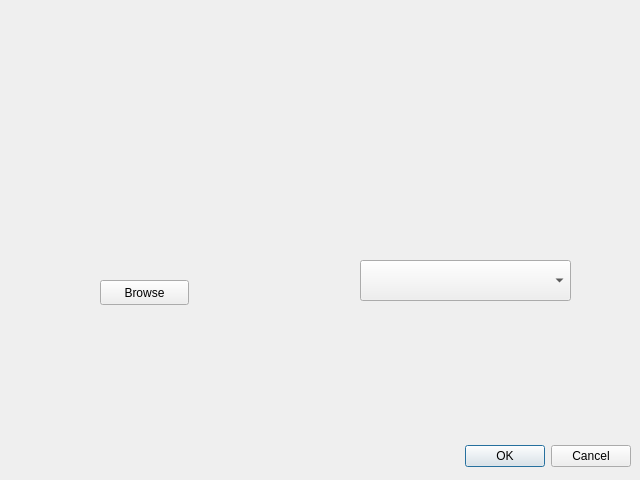
Before: the Qt Designer form MRI-Phantom.ui in AmrMahmoud2/MRI_TASK2_DigitalPhantom, drawn with Qt 5.
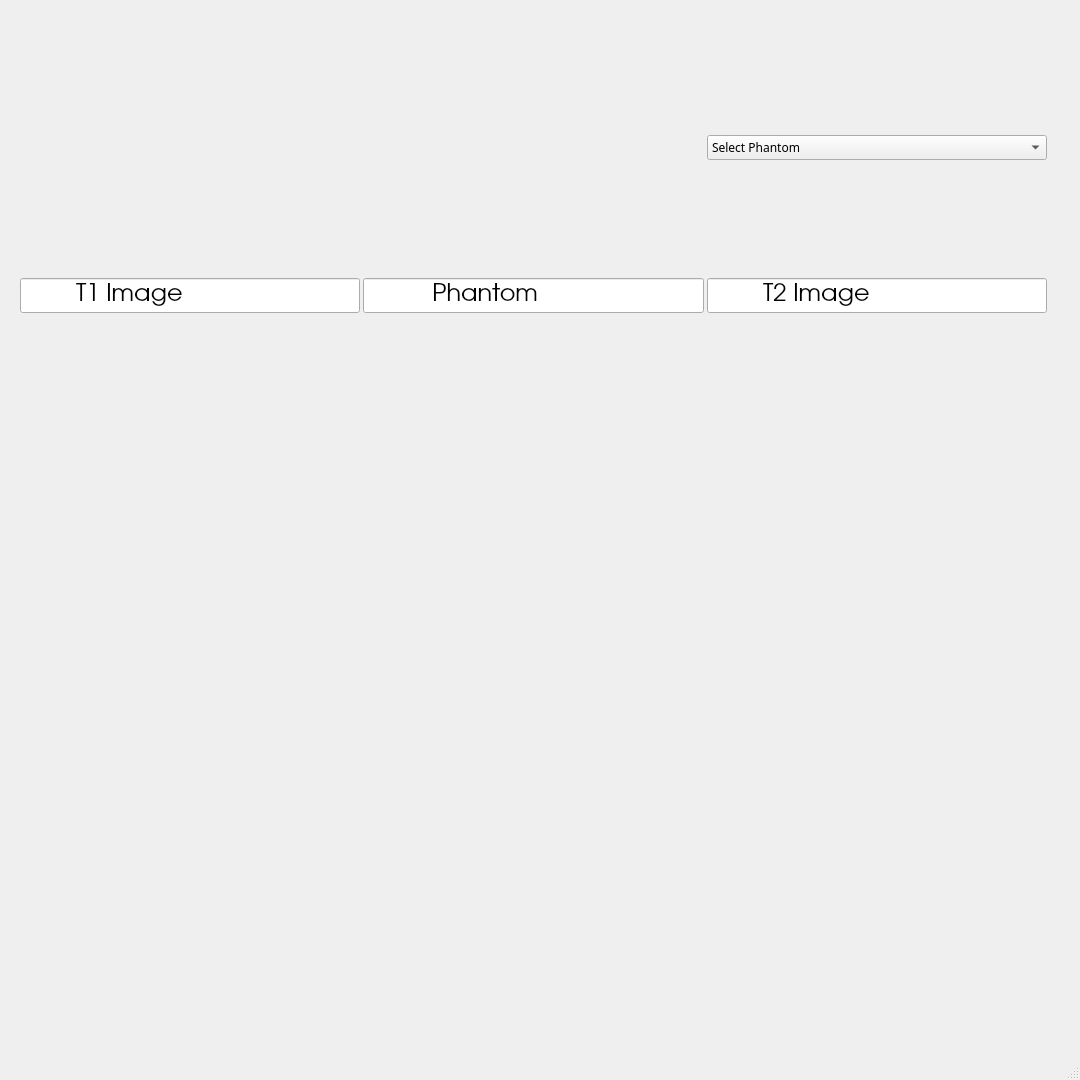
After: the same form once the commit is applied.

Commit message: "Responsive Layout "

What changed in the file:
```diff
--- a/MRI-Phantom.ui
+++ b/MRI-Phantom.ui
@@ -6,53 +6,109 @@
    <rect>
     <x>0</x>
     <y>0</y>
-    <width>640</width>
-    <height>480</height>
+    <width>1080</width>
+    <height>1080</height>
    </rect>
   </property>
+  <property name="minimumSize">
+   <size>
+    <width>128</width>
+    <height>128</height>
+   </size>
+  </property>
+  <property name="maximumSize">
+   <size>
+    <width>2000</width>
+    <height>2000</height>
+   </size>
+  </property>
   <property name="windowTitle">
    <string>Dialog</string>
   </property>
-  <widget class="QDialogButtonBox" name="buttonBox">
-   <property name="geometry">
-    <rect>
-     <x>10</x>
-     <y>440</y>
-     <width>621</width>
-     <height>32</height>
-    </rect>
-   </property>
-   <property name="orientation">
-    <enum>Qt::Horizontal</enum>
-   </property>
-   <property name="standardButtons">
-    <set>QDialogButtonBox::Cancel|QDialogButtonBox::Ok</set>
-   </property>
-  </widget>
-  <widget class="QPushButton" name="b1">
-   <property name="geometry">
-    <rect>
-     <x>100</x>
-     <y>280</y>
-     <width>89</width>
-     <height>25</height>
-    </rect>
-   </property>
-   <property name="text">
-    <string>Browse</string>
-   </property>
-  </widget>
-  <widget class="QWidget" name="gridLayoutWidget">
-   <property name="geometry">
-    <rect>
-     <x>40</x>
-     <y>30</y>
-     <width>241</width>
-     <height>181</height>
-    </rect>
-   </property>
+  <property name="autoFillBackground">
+   <bool>false</bool>
+  </property>
+  <property name="sizeGripEnabled">
+   <bool>true</bool>
+  </property>
+  <property name="modal">
+   <bool>false</bool>
+  </property>
+  <layout class="QHBoxLayout" name="horizontalLayout">
+   <item>
+    <widget class="QWidget" name="gridWidget" native="true">
    <layout class="QGridLayout" name="gridLayout">
-    <item row="0" column="0">
+      <property name="sizeConstraint">
+       <enum>QLayout::SetDefaultConstraint</enum>
+      </property>
+      <property name="spacing">
+       <number>3</number>
+      </property>
+      <item row="2" column="2">
+       <widget class="QLabel" name="l3">
+        <property name="maximumSize">
+         <size>
+          <width>512</width>
+          <height>512</height>
+         </size>
+        </property>
+        <property name="text">
+         <string/>
+        </property>
+        <property name="scaledContents">
+         <bool>true</bool>
+        </property>
+       </widget>
+      </item>
+      <item row="1" column="0">
+       <widget class="QLineEdit" name="text_4">
+        <property name="font">
+         <font>
+          <family>URW Gothic L</family>
+          <pointsize>18</pointsize>
+          <weight>50</weight>
+          <bold>false</bold>
+          <stylestrategy>PreferDefault</stylestrategy>
+         </font>
+        </property>
+        <property name="text">
+         <string>        T1 Image</string>
+        </property>
+       </widget>
+      </item>
+      <item row="1" column="2">
+       <widget class="QLineEdit" name="text_3">
+        <property name="font">
+         <font>
+          <family>URW Gothic L</family>
+          <pointsize>18</pointsize>
+          <weight>50</weight>
+          <bold>false</bold>
+          <stylestrategy>PreferDefault</stylestrategy>
+         </font>
+        </property>
+        <property name="text">
+         <string>        T2 Image</string>
+        </property>
+       </widget>
+      </item>
+      <item row="1" column="1">
+       <widget class="QLineEdit" name="text_1">
+        <property name="font">
+         <font>
+          <family>URW Gothic L</family>
+          <pointsize>18</pointsize>
+          <weight>50</weight>
+          <bold>false</bold>
+          <stylestrategy>PreferDefault</stylestrategy>
+         </font>
+        </property>
+        <property name="text">
+         <string>          Phantom</string>
+        </property>
+       </widget>
+      </item>
+      <item row="2" column="1">
      <widget class="QLabel" name="l1">
       <property name="minimumSize">
        <size>
@@ -62,26 +118,42 @@
       </property>
       <property name="maximumSize">
        <size>
-        <width>1080</width>
-        <height>1080</height>
+          <width>512</width>
+          <height>512</height>
        </size>
       </property>
       <property name="text">
        <string/>
       </property>
-     </widget>
-    </item>
-   </layout>
-  </widget>
+        <property name="scaledContents">
+         <bool>true</bool>
+        </property>
+       </widget>
+      </item>
+      <item row="2" column="0">
+       <widget class="QLabel" name="l2">
+        <property name="minimumSize">
+         <size>
+          <width>128</width>
+          <height>128</height>
+         </size>
+        </property>
+        <property name="maximumSize">
+         <size>
+          <width>512</width>
+          <height>512</height>
+         </size>
+        </property>
+        <property name="text">
+         <string/>
+        </property>
+        <property name="scaledContents">
+         <bool>true</bool>
+        </property>
+       </widget>
+      </item>
+      <item row="0" column="2">
   <widget class="QComboBox" name="cb">
-   <property name="geometry">
-    <rect>
-     <x>360</x>
-     <y>260</y>
-     <width>211</width>
-     <height>41</height>
-    </rect>
-   </property>
    <property name="font">
     <font>
      <family>NanumBarunGothic</family>
@@ -91,11 +163,16 @@
     <bool>false</bool>
    </property>
    <property name="currentText">
-    <string/>
+         <string>Select Phantom</string>
    </property>
    <property name="currentIndex">
-    <number>8</number>
-   </property>
+         <number>0</number>
+        </property>
+        <item>
+         <property name="text">
+          <string>Select Phantom</string>
+         </property>
+        </item>
    <item>
     <property name="text">
      <string>Shepp-Logan phantom</string>
@@ -142,6 +219,24 @@
     </property>
    </item>
   </widget>
+      </item>
+     </layout>
+    </widget>
+   </item>
+   <item>
+    <widget class="QLabel" name="l3_2">
+     <property name="maximumSize">
+      <size>
+       <width>512</width>
+       <height>512</height>
+      </size>
+     </property>
+     <property name="text">
+      <string/>
+     </property>
+    </widget>
+   </item>
+  </layout>
  </widget>
  <resources/>
  <connections>
```
Left out of the diff: 51 changed lines with no effect on the pictures. Lines whose indentation alone changed are shown as unchanged. The commit also changes 2 other files.
